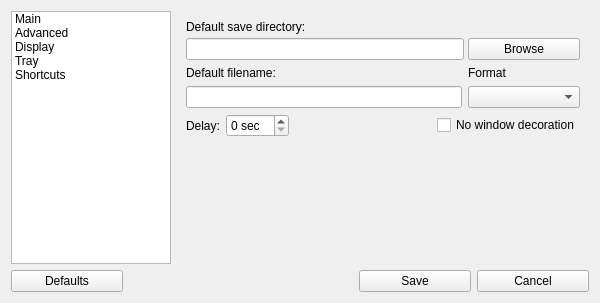
This is src/ui/configwidget.ui in lxqt/screengrab as Qt 5 draws it before an edit. The edited form follows.
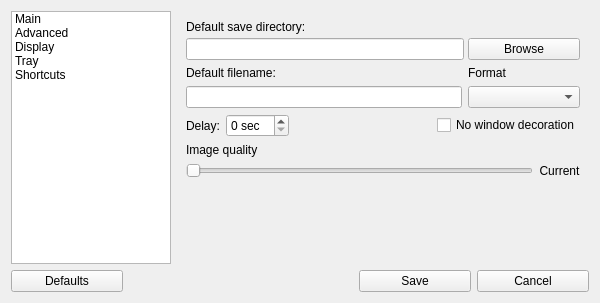
This is the edited form. Custom widgets are drawn as their Qt base class.

Commit message: Added "image quality" option for saved screenshots

```diff
--- a/src/ui/configwidget.ui
+++ b/src/ui/configwidget.ui
@@ -81,8 +81,6 @@
         <number>0</number>
        </property>
        <widget class="QWidget" name="page_6">
-        <layout class="QVBoxLayout" name="verticalLayout_15">
-         <item>
           <layout class="QVBoxLayout" name="verticalLayout_2">
            <item>
             <layout class="QVBoxLayout" name="verticalLayout">
@@ -227,6 +225,43 @@
              </item>
             </layout>
            </item>
+         <item>
+          <widget class="QLabel" name="labImgQuality">
+           <property name="text">
+            <string>Image quality</string>
+           </property>
+          </widget>
+         </item>
+         <item>
+          <layout class="QHBoxLayout" name="horizontalLayout_13">
+           <item>
+            <widget class="QSlider" name="slideImgQuality">
+             <property name="toolTip">
+              <string>Image quality (1 - small file, 100 - high quality)</string>
+             </property>
+             <property name="maximum">
+              <number>100</number>
+             </property>
+             <property name="singleStep">
+              <number>1</number>
+             </property>
+             <property name="orientation">
+              <enum>Qt::Horizontal</enum>
+             </property>
+            </widget>
+           </item>
+           <item>
+            <widget class="QLabel" name="labImgQualityCurrent">
+             <property name="text">
+              <string notr="true">Current</string>
+             </property>
+             <property name="alignment">
+              <set>Qt::AlignCenter</set>
+             </property>
+            </widget>
+           </item>
+          </layout>
+         </item>
            <item>
             <spacer name="verticalSpacer">
              <property name="orientation">
@@ -235,12 +270,10 @@
              <property name="sizeHint" stdset="0">
               <size>
                <width>20</width>
-               <height>40</height>
+             <height>66</height>
               </size>
              </property>
             </spacer>
-           </item>
-          </layout>
          </item>
         </layout>
        </widget>
```
Lines whose indentation alone changed are shown as unchanged. The commit also changes 6 other files.
